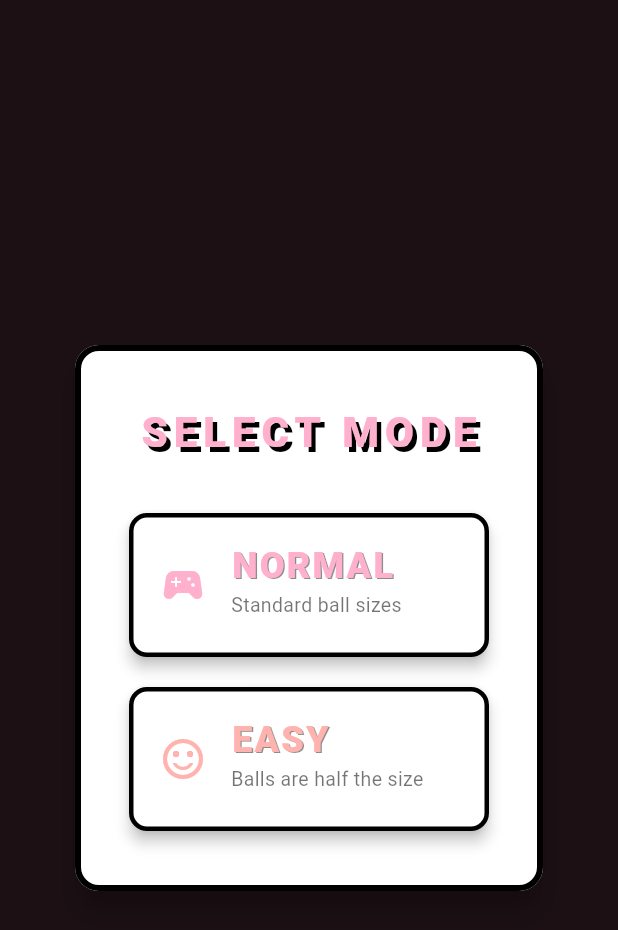
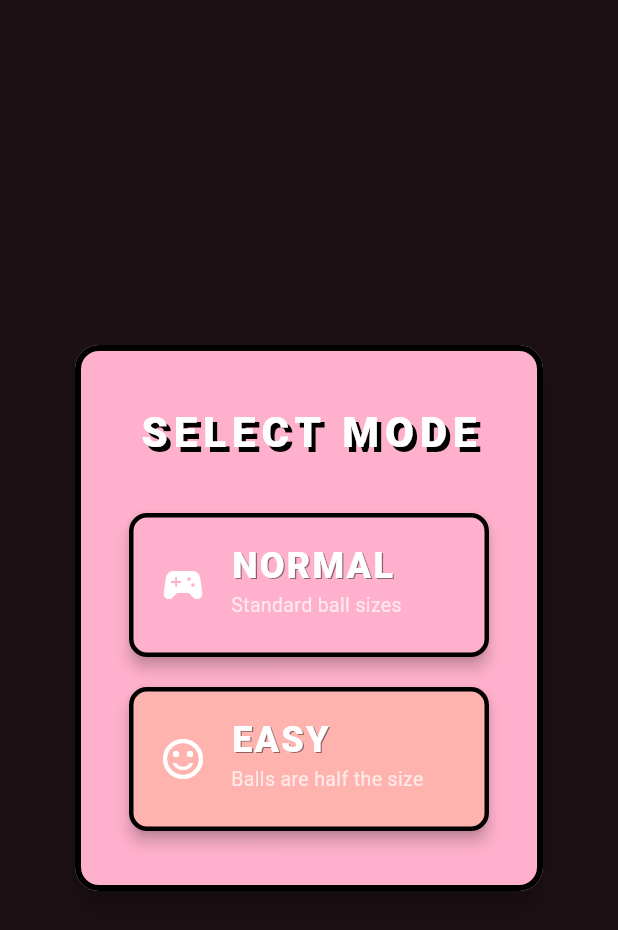
Before and after one commit to Fush1m1/forge2d_game, a Flutter app: the ModeSelectMenu widget shown alone on an empty page, opened directly with empty values, on a phone screen of 412 x 824 dp. Shown: the top 930 px of the screen. Run offline on Flutter 3.47's test engine with Material 3 defaults, Android fonts, the phone set to English and light mode, and no system bars; our stand-ins replace sensors_plus; missing offline and left inert: flame, flame_audio, flame_forge2d, flame_kenney_xml, shake; statements that could not run were skipped.

Commit message:
style: Select Modeモーダル/ボタンの背景色と文字色を入れ替え
外側カード: 背景を白→colorScheme.primary、タイトル文字を
primary→白に入れ替え。
_ModeButton: 背景を白→各ボタンのアクセントカラー(color引数)、
アイコン/ラベル文字をアクセントカラー→白に入れ替え。descriptionは
黒54→白70に調整して可読性を確保。

Co-Authored-By: Claude Sonnet 5 <noreply@anthropic.com>

```diff
--- a/lib/app/overlays/mode_select_menu.dart
+++ b/lib/app/overlays/mode_select_menu.dart
@@ -23,7 +23,7 @@ class ModeSelectMenu extends StatelessWidget {
       onTap: () {},
       child: Card(
         margin: EdgeInsets.zero,
-        color: Colors.white,
+        color: colorScheme.primary,
         elevation: 8,
         shadowColor: Colors.black,
         shape: RoundedRectangleBorder(
@@ -38,7 +38,7 @@ class ModeSelectMenu extends StatelessWidget {
               Text(
                 'SELECT MODE',
                 style: textTheme.headlineMedium?.copyWith(
-                  color: colorScheme.primary,
+                  color: Colors.white,
                   fontWeight: FontWeight.w900,
                   letterSpacing: 4,
                   shadows: const [
@@ -110,7 +110,7 @@ class _ModeButton extends StatelessWidget {
   Widget build(BuildContext context) {
     return Card(
       margin: EdgeInsets.zero,
-      color: Colors.white,
+      color: color,
       elevation: 4,
       shadowColor: Colors.black,
       shape: RoundedRectangleBorder(
@@ -127,19 +127,19 @@ class _ModeButton extends StatelessWidget {
             width: 200,
             child: Row(
               children: [
-                Icon(icon, color: color, size: 32),
+                Icon(icon, color: Colors.white, size: 32),
                 const SizedBox(width: 16),
                 Column(
                   crossAxisAlignment: CrossAxisAlignment.start,
                   children: [
                     Text(
                       label,
-                      style: TextStyle(
-                        color: color,
+                      style: const TextStyle(
+                        color: Colors.white,
                         fontSize: 24,
                         fontWeight: FontWeight.w900,
                         letterSpacing: 1.5,
-                        shadows: const [
+                        shadows: [
                           Shadow(color: Colors.black45, offset: Offset(1, 1)),
                         ],
                       ),
@@ -147,7 +147,7 @@ class _ModeButton extends StatelessWidget {
                     Text(
                       description,
                       style: const TextStyle(
-                        color: Colors.black54,
+                        color: Colors.white70,
                         fontSize: 13,
                       ),
                     ),
```
